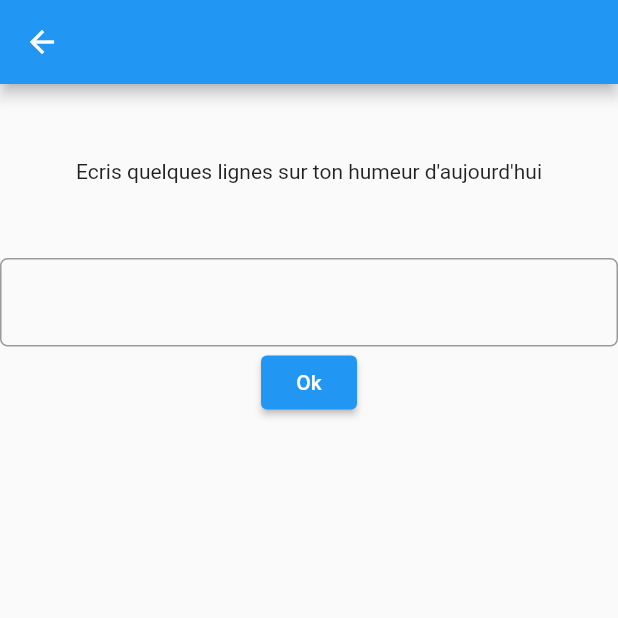
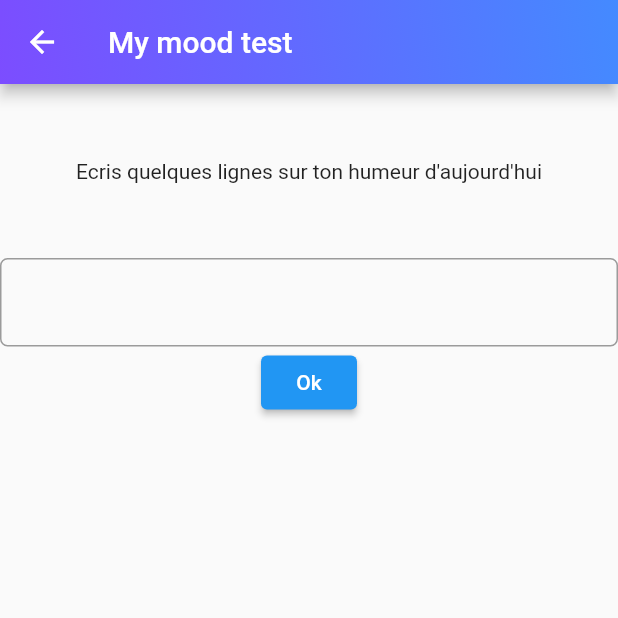
Before and after one commit to KodiakFR/my_mood, a Flutter app: the WritingFormPage screen opened by its route, after a tap on "Ok", on a phone screen of 412 x 824 dp, the top half of it. Run offline on Flutter 3.47's test engine with Material 2 defaults, Android fonts, the phone set to English and light mode, and no system bars; our stand-ins replace cloud_firestore, cloud_functions, firebase_auth, firebase_core, firebase_storage, google_sign_in; accounts and stored records are empty; generated files the repository leaves out were written again; network calls fail.

Commit message:
finished provier, change colors appbar

```diff
--- /dev/null
+++ b/lib/screens/customs/app_bar_custom.dart
@@ -0,0 +1,21 @@
+import 'package:flutter/material.dart';
+
+class AppBarCustom {
+ backgroundOfAppbar(String title) {
+    return   AppBar(
+       title: Text(title),
+        flexibleSpace: Container(
+          decoration: BoxDecoration(
+            gradient: LinearGradient(
+              begin : Alignment.topRight,
+              end: Alignment.bottomLeft,
+              colors: [
+                Colors.blueAccent,
+                Colors.deepPurpleAccent
+              ]
+            )
+          ),
+        ),
+    );
+  }
+}
--- a/lib/screens/homepage/elevated_button_homepage.dart
+++ b/lib/screens/homepage/elevated_button_homepage.dart
@@ -13,6 +13,7 @@ class ElevatedButtonHomePage extends StatelessWidget {
 
   @override
   Widget build(BuildContext context) {
+    var sizeHeight = MediaQuery.of(context).size.height;
     return  ElevatedButton(
               style: ElevatedButton.styleFrom(
                 elevation: 0,
@@ -26,8 +27,8 @@ class ElevatedButtonHomePage extends StatelessWidget {
               },
               child: Image.asset(
                 urlImage,
-                height: 150,
-                width: 150,
+                height: sizeHeight/7,
+                //width: 150,
               ),
             );
   }
--- a/lib/screens/homepage/home_page.dart
+++ b/lib/screens/homepage/home_page.dart
@@ -1,4 +1,5 @@
 import 'package:flutter/material.dart';
+import 'package:my_mood/screens/customs/app_bar_custom.dart';
 import 'package:my_mood/screens/homepage/elevated_button_homepage.dart';
 import 'package:my_mood/screens/widget/navbar.dart';
 
@@ -9,9 +10,7 @@ class HomePage extends StatelessWidget {
   Widget build(BuildContext context) {
     return Scaffold(
       drawer: const NavBar(),
-      appBar: AppBar(
-        title: const Text("My Mood"),
-      ),
+      appBar: AppBarCustom().backgroundOfAppbar("My mood "),
       body: Center(
         child: Column(
           mainAxisAlignment: MainAxisAlignment.spaceAround,
--- a/lib/screens/moodFormPage/mood_form_page.dart
+++ b/lib/screens/moodFormPage/mood_form_page.dart
@@ -3,6 +3,8 @@ import 'package:my_mood/models/answer_entity.dart';
 import 'package:my_mood/screens/widget/navbar.dart';
 import 'package:my_mood/services/providers/answer_provider.dart';
 import 'package:provider/provider.dart';
+
+import '../customs/app_bar_custom.dart';
 
 class MoodFormPage extends StatefulWidget {
  const MoodFormPage({super.key});
@@ -20,9 +22,7 @@ class _MoodFormPageState extends State<MoodFormPage> {
     var sizeHeight = MediaQuery.of(context).size.height;
     return Scaffold(
       drawer: const NavBar(),
-      appBar: AppBar(
-        title: const Text('My Mood'),
-      ),
+      appBar: AppBarCustom().backgroundOfAppbar("My mood "),
       body: Center(
         child: Column(
         children: <Widget>[
--- a/lib/screens/moodFormPage/wiriting_form_page.dart
+++ b/lib/screens/moodFormPage/wiriting_form_page.dart
@@ -1,6 +1,9 @@
 import 'package:flutter/material.dart';
+import 'package:my_mood/services/providers/answer_provider.dart';
+import 'package:provider/provider.dart';
 
 import '../../models/answer_entity.dart';
+import '../customs/app_bar_custom.dart';
 
 class WritingFormPage extends StatelessWidget {
   WritingFormPage({super.key});
@@ -17,7 +20,7 @@ class WritingFormPage extends StatelessWidget {
   @override
   Widget build(BuildContext context) {
     return Scaffold(
-       appBar: AppBar(),
+       appBar: AppBarCustom().backgroundOfAppbar("My mood test"),
       body: Center(child: Column(children: [
         const Padding(
           padding: EdgeInsets.symmetric(vertical: 50),
@@ -32,7 +35,7 @@ class WritingFormPage extends StatelessWidget {
           ),
         ),
       ElevatedButton(onPressed: () {
-          answersConsummer.writingMood = answerMoodController.text;
+          context.read<AnswerProvider>().addWritingMood(answerMoodController.text);
             // Add nextpath
           }, child: const Text("Ok")),
       ],),),
--- a/lib/services/providers/answer_provider.dart
+++ b/lib/services/providers/answer_provider.dart
@@ -5,8 +5,6 @@ class AnswerProvider with ChangeNotifier {
 
 final AnswerEntity _answerEntityProvider = AnswerEntity();
 AnswerEntity get myAnswerEntityProvider => _answerEntityProvider;
-
-
 
 
 // Adding section
@@ -31,6 +29,14 @@ void addMoodTypeChoosen(String value) {
 }
 
 
+void addWritingMood(String value) {
+  _answerEntityProvider.writingMood = value;
+  notifyListeners();
+
+  print("ajout du string :" + _answerEntityProvider.writingMood.toString());
+}
+/////////////////////////////
+
 
 // Deleting section
 void deleteMoodTypeChoosen(String value) {
@@ -39,7 +45,7 @@ void deleteMoodTypeChoosen(String value) {
   print("removing mood" + value);
   print(_answerEntityProvider.moodTypeChoose.toString());
 }
-
+///////////////////////
 
 
 
```
Also changed, not shown: lib/main.dart (line endings or trailing spaces), pubspec.lock.
